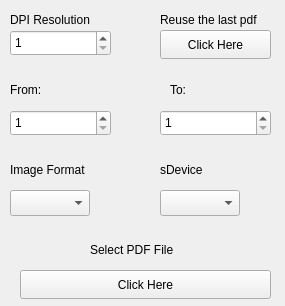
su8/kurger, file mainwindow.ui: the form before one commit.
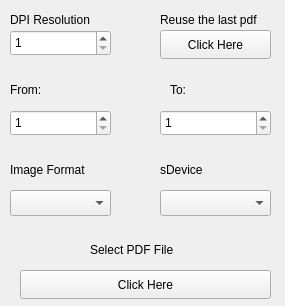
The form after the commit.

Commit message: Expand the comboboxes to match the spinboxes wide

The edit to the form file:
```diff
--- a/mainwindow.ui
+++ b/mainwindow.ui
@@ -158,7 +158,7 @@
      <rect>
       <x>10</x>
       <y>190</y>
-      <width>80</width>
+      <width>101</width>
       <height>26</height>
      </rect>
     </property>
@@ -168,7 +168,7 @@
      <rect>
       <x>160</x>
       <y>190</y>
-      <width>80</width>
+      <width>111</width>
       <height>26</height>
      </rect>
     </property>
```
The commit also changes 1 other file.
